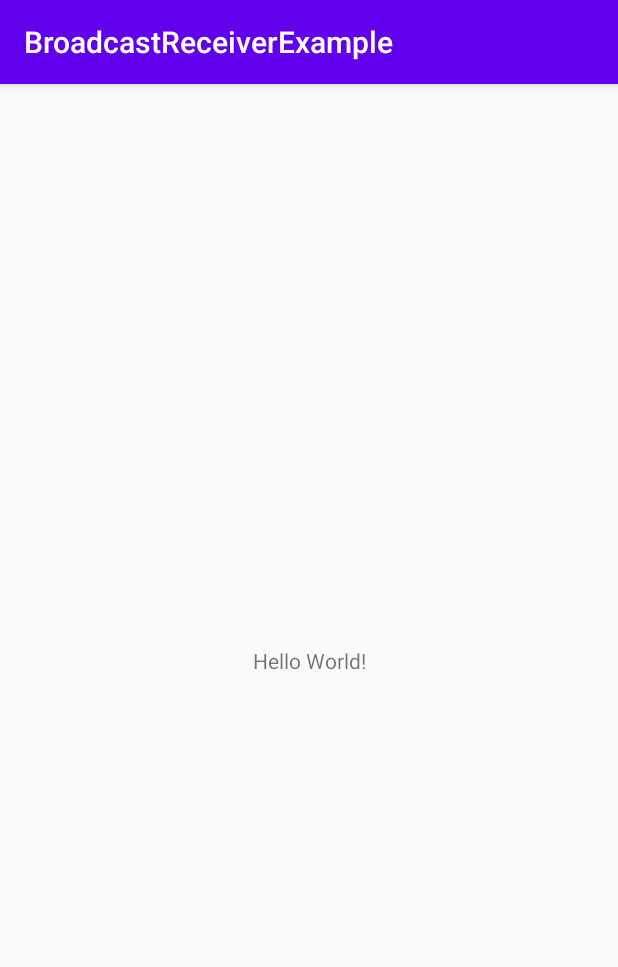
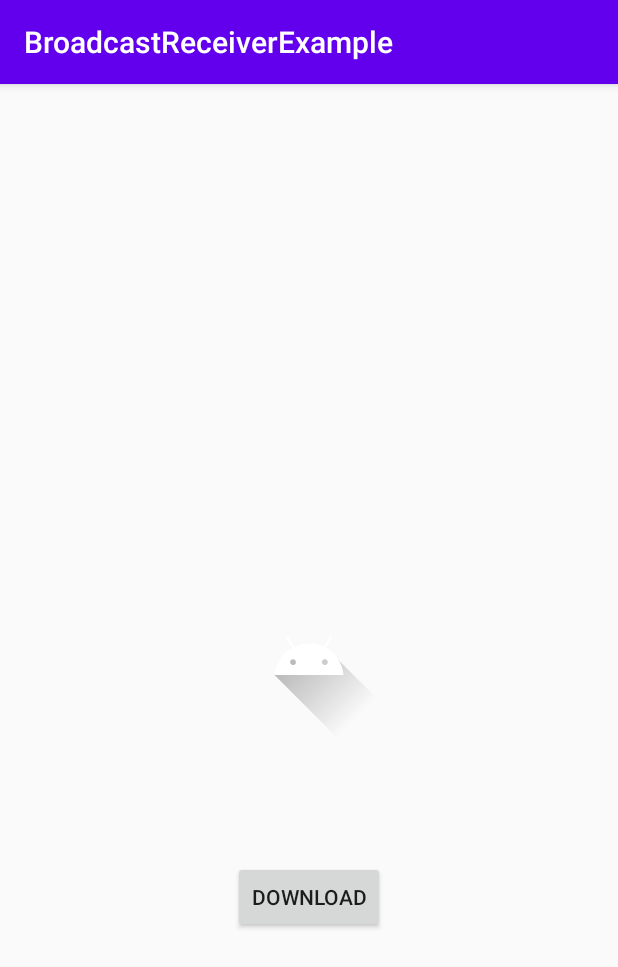
Before and after one commit to Anony1412/broadcast-receiver-example, an Android app: the screen it shows after launch (MainActivity), on a phone screen of 412 x 824 dp. Shown: the top 967 px of the screen. Run offline under Robolectric (Android 15) with nearby library versions, the phone set to English and light mode, and no system bars.

Commit message:
register BroadcastReceiver, download image from url using Asynctask, respond result for MainActivity

```diff
--- a/app/src/main/AndroidManifest.xml
+++ b/app/src/main/AndroidManifest.xml
@@ -1,6 +1,8 @@
 <?xml version="1.0" encoding="utf-8"?>
 <manifest xmlns:android="http://schemas.android.com/apk/res/android"
     package="com.example.broadcastreceiverexample">
+
+    <uses-permission android:name="android.permission.INTERNET"/>
 
     <application
         android:allowBackup="true"
--- /dev/null
+++ b/app/src/main/java/com/example/broadcastreceiverexample/Communicator.kt
@@ -0,0 +1,7 @@
+package com.example.broadcastreceiverexample
+
+import android.graphics.Bitmap
+
+interface Communicator {
+    fun respondFromReceiver(bitmap: Bitmap)
+}
--- a/app/src/main/java/com/example/broadcastreceiverexample/MainActivity.kt
+++ b/app/src/main/java/com/example/broadcastreceiverexample/MainActivity.kt
@@ -1,12 +1,68 @@
 package com.example.broadcastreceiverexample
 
+import android.content.Intent
+import android.content.IntentFilter
+import android.graphics.Bitmap
 import androidx.appcompat.app.AppCompatActivity
 import android.os.Bundle
+import kotlinx.android.synthetic.main.activity_main.*
 
-class MainActivity : AppCompatActivity() {
+class MainActivity : AppCompatActivity(), Communicator {
+
+    private var myReceiver: MyReceiver? = null
 
     override fun onCreate(savedInstanceState: Bundle?) {
         super.onCreate(savedInstanceState)
         setContentView(R.layout.activity_main)
+
+        buttonDownload.setOnClickListener { sendBroadCastReceiver() }
+    }
+
+    override fun onStart() {
+        super.onStart()
+        initReceiver()
+    }
+
+    override fun onStop() {
+        super.onStop()
+        unregisterReceiver(myReceiver)
+    }
+
+    /**
+     * initialization broadcast receiver
+     * function register called on onStart()
+     * function unregister called on onStop()
+     * @funciton registerReceiver(): register a broadcast receiver with a custom broadcast receiver
+     * and a intent filter
+     * @function unregisterReceiver(): unregister broadcast receiver to avoid crash app
+     */
+    private fun initReceiver() {
+        myReceiver = MyReceiver(this)
+        val intentFilter = IntentFilter(MY_ACTION)
+        registerReceiver(myReceiver, intentFilter)
+    }
+
+    /**
+     * send a broadcast receiver
+     */
+    private fun sendBroadCastReceiver() {
+        val intent = Intent()
+        intent.apply {
+            action = MY_ACTION
+            putExtra(IMAGE_URL, IMAGE_URL)
+        }
+        sendBroadcast(intent)
+    }
+
+    /**
+     * listen bitmap responded from receiver to set for image view
+     */
+    override fun respondFromReceiver(bitmap: Bitmap) {
+        imageDownload.setImageBitmap(bitmap)
+    }
+
+    companion object {
+        val MY_ACTION = "my_action"
+        val IMAGE_URL = "https://gateway.ipfs.io/ipfs/QmcfzdiDMCy6yd74evDLwk2p43ca5a6ssqrwihdbkF1ExJ"
     }
 }
--- a/app/src/main/res/layout/activity_main.xml
+++ b/app/src/main/res/layout/activity_main.xml
@@ -6,13 +6,23 @@
     android:layout_height="match_parent"
     tools:context=".MainActivity">
 
-    <TextView
+    <ImageView
+        android:id="@+id/imageDownload"
         android:layout_width="wrap_content"
         android:layout_height="wrap_content"
-        android:text="Hello World!"
         app:layout_constraintBottom_toBottomOf="parent"
-        app:layout_constraintLeft_toLeftOf="parent"
-        app:layout_constraintRight_toRightOf="parent"
-        app:layout_constraintTop_toTopOf="parent" />
+        app:layout_constraintEnd_toEndOf="parent"
+        app:layout_constraintStart_toStartOf="parent"
+        app:layout_constraintTop_toTopOf="parent"
+        app:srcCompat="@drawable/ic_launcher_foreground" />
 
+    <Button
+        android:id="@+id/buttonDownload"
+        android:layout_width="wrap_content"
+        android:layout_height="wrap_content"
+        android:layout_marginTop="80dp"
+        android:text="@string/title_download"
+        app:layout_constraintEnd_toEndOf="parent"
+        app:layout_constraintStart_toStartOf="parent"
+        app:layout_constraintTop_toBottomOf="@+id/imageDownload" />
 </androidx.constraintlayout.widget.ConstraintLayout>
--- a/app/src/main/res/values/strings.xml
+++ b/app/src/main/res/values/strings.xml
@@ -1,3 +1,4 @@
 <resources>
     <string name="app_name">BroadcastReceiverExample</string>
+    <string name="title_download">Download</string>
 </resources>
```
Also changed, not shown: app/src/main/java/com/example/broadcastreceiverexample/ImageUtils.kt (added, +34 -0 lines), app/src/main/java/com/example/broadcastreceiverexample/MyReceiver.kt (added, +23 -0 lines).
